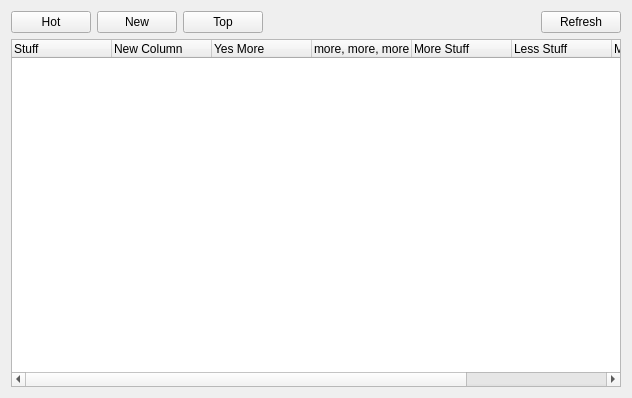
This is retroshare-gui/src/gui/Posted/PostedComments.ui in RetroShare/RetroShare as Qt 5 draws it before an edit. The edited form follows.
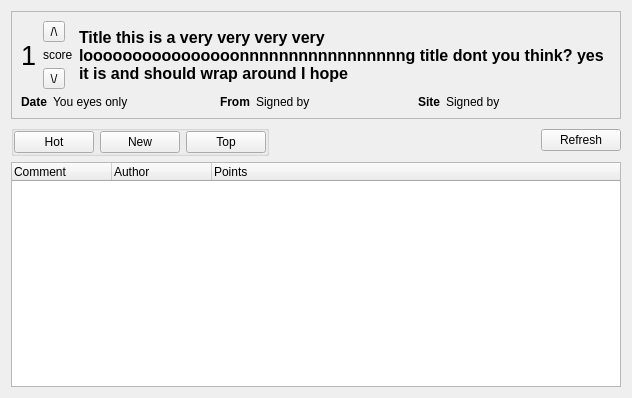
This is the edited form. Custom widgets are drawn as their Qt base class.

Commit message: Fixed posted item serialisation (wrong way round) cleaned up comments gui and added loading framework correctly initialisaed posted items

The edit to the form file:
```diff
--- a/retroshare-gui/src/gui/Posted/PostedComments.ui
+++ b/retroshare-gui/src/gui/Posted/PostedComments.ui
@@ -13,28 +13,294 @@
   <property name="windowTitle">
    <string>Form</string>
   </property>
-  <layout class="QGridLayout" name="gridLayout">
-   <item row="0" column="0">
+  <layout class="QVBoxLayout" name="verticalLayout_3">
+   <item>
+    <widget class="QFrame" name="postFrame">
+     <property name="sizePolicy">
+      <sizepolicy hsizetype="Expanding" vsizetype="Preferred">
+       <horstretch>0</horstretch>
+       <verstretch>0</verstretch>
+      </sizepolicy>
+     </property>
+     <property name="styleSheet">
+      <string notr="true">QFrame#frame{border: 2px solid #CCCCCC;
+background: qlineargradient(x1: 0, y1: 0, x2: 0, y2: 1,
+                                     stop: 0 #EEEEEE, stop: 1 #CCCCCC);
+border-radius: 10px}</string>
+     </property>
+     <property name="frameShape">
+      <enum>QFrame::StyledPanel</enum>
+     </property>
+     <property name="frameShadow">
+      <enum>QFrame::Raised</enum>
+     </property>
+     <layout class="QVBoxLayout" name="verticalLayout_2">
+      <item>
+       <layout class="QHBoxLayout" name="horizontalLayout_2" stretch="0,0,1">
+        <item>
+         <widget class="QLabel" name="scoreLabel">
+          <property name="font">
+           <font>
+            <pointsize>20</pointsize>
+           </font>
+          </property>
+          <property name="text">
+           <string>1</string>
+          </property>
+         </widget>
+        </item>
+        <item>
+         <layout class="QVBoxLayout" name="verticalLayout">
+          <item>
+           <widget class="QToolButton" name="voteUpButton">
+            <property name="text">
+             <string>/\</string>
+            </property>
+           </widget>
+          </item>
+          <item>
+           <widget class="QLabel" name="label">
+            <property name="text">
+             <string>score</string>
+            </property>
+           </widget>
+          </item>
+          <item>
+           <widget class="QToolButton" name="voteDownButton">
+            <property name="text">
+             <string>\/</string>
+            </property>
+           </widget>
+          </item>
+         </layout>
+        </item>
+        <item>
+         <widget class="QLabel" name="titleLabel">
+          <property name="sizePolicy">
+           <sizepolicy hsizetype="Preferred" vsizetype="Fixed">
+            <horstretch>0</horstretch>
+            <verstretch>0</verstretch>
+           </sizepolicy>
+          </property>
+          <property name="font">
+           <font>
+            <pointsize>12</pointsize>
+            <weight>75</weight>
+            <bold>true</bold>
+           </font>
+          </property>
+          <property name="text">
+           <string>Title this is a very very very very loooooooooooooooonnnnnnnnnnnnnnnnng title dont you think? yes it is and should wrap around I hope</string>
+          </property>
+          <property name="wordWrap">
+           <bool>true</bool>
+          </property>
+          <property name="openExternalLinks">
+           <bool>true</bool>
+          </property>
+         </widget>
+        </item>
+       </layout>
+      </item>
+      <item>
+       <layout class="QHBoxLayout" name="horizontalLayout_3">
+        <item>
+         <layout class="QHBoxLayout" name="_4">
+          <item>
+           <widget class="QLabel" name="dateBoldLabel">
+            <property name="sizePolicy">
+             <sizepolicy hsizetype="Preferred" vsizetype="Fixed">
+              <horstretch>0</horstretch>
+              <verstretch>0</verstretch>
+             </sizepolicy>
+            </property>
+            <property name="font">
+             <font>
+              <pointsize>9</pointsize>
+              <weight>75</weight>
+              <bold>true</bold>
+             </font>
+            </property>
+            <property name="text">
+             <string>Date</string>
+            </property>
+           </widget>
+          </item>
+          <item>
+           <widget class="QLabel" name="dateLabel">
+            <property name="sizePolicy">
+             <sizepolicy hsizetype="Expanding" vsizetype="Fixed">
+              <horstretch>0</horstretch>
+              <verstretch>0</verstretch>
+             </sizepolicy>
+            </property>
+            <property name="font">
+             <font>
+              <pointsize>9</pointsize>
+             </font>
+            </property>
+            <property name="text">
+             <string notr="true">You eyes only</string>
+            </property>
+            <property name="openExternalLinks">
+             <bool>true</bool>
+            </property>
+           </widget>
+          </item>
+         </layout>
+        </item>
+        <item>
+         <layout class="QHBoxLayout" name="_3">
+          <item>
+           <widget class="QLabel" name="fromBoldLabel">
+            <property name="sizePolicy">
+             <sizepolicy hsizetype="Preferred" vsizetype="Fixed">
+              <horstretch>0</horstretch>
+              <verstretch>0</verstretch>
+             </sizepolicy>
+            </property>
+            <property name="font">
+             <font>
+              <pointsize>9</pointsize>
+              <weight>75</weight>
+              <bold>true</bold>
+             </font>
+            </property>
+            <property name="text">
+             <string>From</string>
+            </property>
+           </widget>
+          </item>
+          <item>
+           <widget class="QLabel" name="fromLabel">
+            <property name="sizePolicy">
+             <sizepolicy hsizetype="Expanding" vsizetype="Fixed">
+              <horstretch>0</horstretch>
+              <verstretch>0</verstretch>
+             </sizepolicy>
+            </property>
+            <property name="font">
+             <font>
+              <pointsize>9</pointsize>
+             </font>
+            </property>
+            <property name="text">
+             <string notr="true">Signed by</string>
+            </property>
+            <property name="openExternalLinks">
+             <bool>true</bool>
+            </property>
+           </widget>
+          </item>
+         </layout>
+        </item>
+        <item>
+         <layout class="QHBoxLayout" name="_5">
+          <item>
+           <widget class="QLabel" name="fromBoldLabel_2">
+            <property name="sizePolicy">
+             <sizepolicy hsizetype="Preferred" vsizetype="Fixed">
+              <horstretch>0</horstretch>
+              <verstretch>0</verstretch>
+             </sizepolicy>
+            </property>
+            <property name="font">
+             <font>
+              <pointsize>9</pointsize>
+              <weight>75</weight>
+              <bold>true</bold>
+             </font>
+            </property>
+            <property name="text">
+             <string>Site</string>
+            </property>
+           </widget>
+          </item>
+          <item>
+           <widget class="QLabel" name="siteLabel">
+            <property name="sizePolicy">
+             <sizepolicy hsizetype="Expanding" vsizetype="Fixed">
+              <horstretch>0</horstretch>
+              <verstretch>0</verstretch>
+             </sizepolicy>
+            </property>
+            <property name="font">
+             <font>
+              <pointsize>9</pointsize>
+             </font>
+            </property>
+            <property name="text">
+             <string notr="true">Signed by</string>
+            </property>
+            <property name="openExternalLinks">
+             <bool>true</bool>
+            </property>
+           </widget>
+          </item>
+         </layout>
+        </item>
+       </layout>
+      </item>
+     </layout>
+    </widget>
+   </item>
+   <item>
     <layout class="QHBoxLayout" name="horizontalLayout">
      <item>
-      <widget class="QPushButton" name="pushButton_3">
-       <property name="text">
-        <string>Hot</string>
+      <widget class="QGroupBox" name="sortGroup">
+       <property name="checkable">
+        <bool>false</bool>
        </property>
-      </widget>
-     </item>
-     <item>
-      <widget class="QPushButton" name="pushButton">
-       <property name="text">
-        <string>New</string>
-       </property>
-      </widget>
-     </item>
-     <item>
-      <widget class="QPushButton" name="pushButton_2">
-       <property name="text">
-        <string>Top</string>
-       </property>
+       <layout class="QHBoxLayout" name="horizontalLayout_4">
+        <property name="spacing">
+         <number>6</number>
+        </property>
+        <property name="margin">
+         <number>0</number>
+        </property>
+        <item>
+         <widget class="QPushButton" name="hotSortButton">
+          <property name="text">
+           <string>Hot</string>
+          </property>
+          <property name="checkable">
+           <bool>true</bool>
+          </property>
+          <property name="autoExclusive">
+           <bool>true</bool>
+          </property>
+         </widget>
+        </item>
+        <item>
+         <widget class="QPushButton" name="newSortButton">
+          <property name="text">
+           <string>New</string>
+          </property>
+          <property name="checkable">
+           <bool>true</bool>
+          </property>
+          <property name="autoExclusive">
+           <bool>true</bool>
+          </property>
+         </widget>
+        </item>
+        <item>
+         <widget class="QPushButton" name="topSortButton">
+          <property name="text">
+           <string>Top</string>
+          </property>
+          <property name="checkable">
+           <bool>true</bool>
+          </property>
+          <property name="checked">
+           <bool>false</bool>
+          </property>
+          <property name="autoExclusive">
+           <bool>true</bool>
+          </property>
+         </widget>
+        </item>
+       </layout>
       </widget>
      </item>
      <item>
@@ -59,46 +325,21 @@
      </item>
     </layout>
    </item>
-   <item row="1" column="0">
+   <item>
     <widget class="GxsCommentTreeWidget" name="treeWidget">
      <column>
       <property name="text">
-       <string>Stuff</string>
+       <string>Comment</string>
       </property>
      </column>
      <column>
       <property name="text">
-       <string>New Column</string>
+       <string>Author</string>
       </property>
      </column>
      <column>
       <property name="text">
-       <string>Yes More</string>
-      </property>
-     </column>
-     <column>
-      <property name="text">
-       <string>more, more, more</string>
-      </property>
-     </column>
-     <column>
-      <property name="text">
-       <string>More Stuff</string>
-      </property>
-     </column>
-     <column>
-      <property name="text">
-       <string>Less Stuff</string>
-      </property>
-     </column>
-     <column>
-      <property name="text">
-       <string>More</string>
-      </property>
-     </column>
-     <column>
-      <property name="text">
-       <string>asdf</string>
+       <string>Points</string>
       </property>
      </column>
     </widget>
```
The commit also changes 13 other files.
